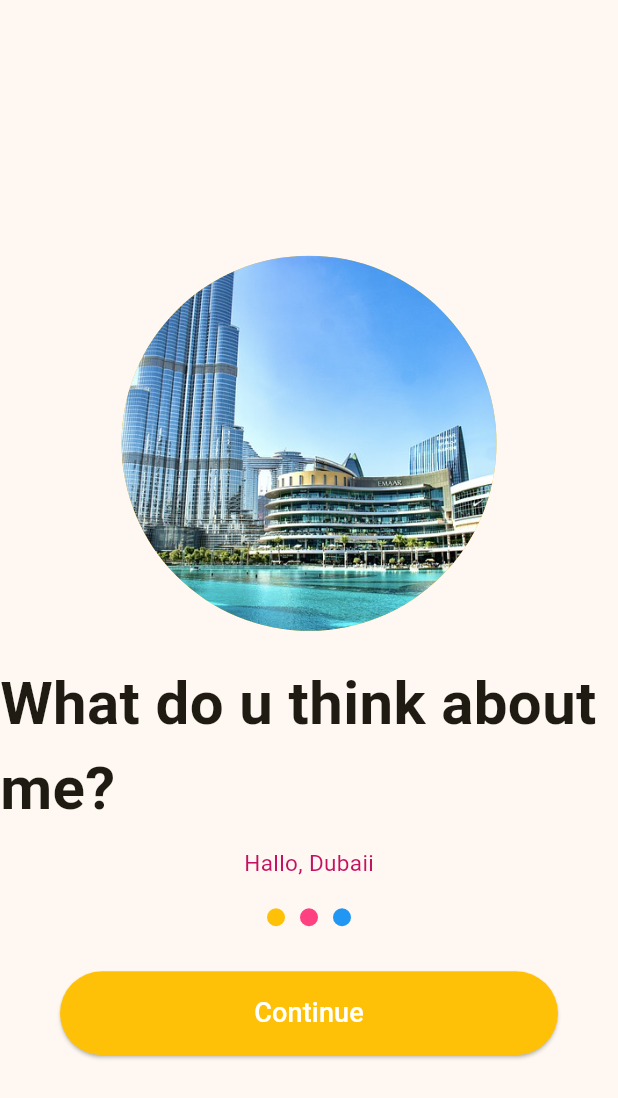
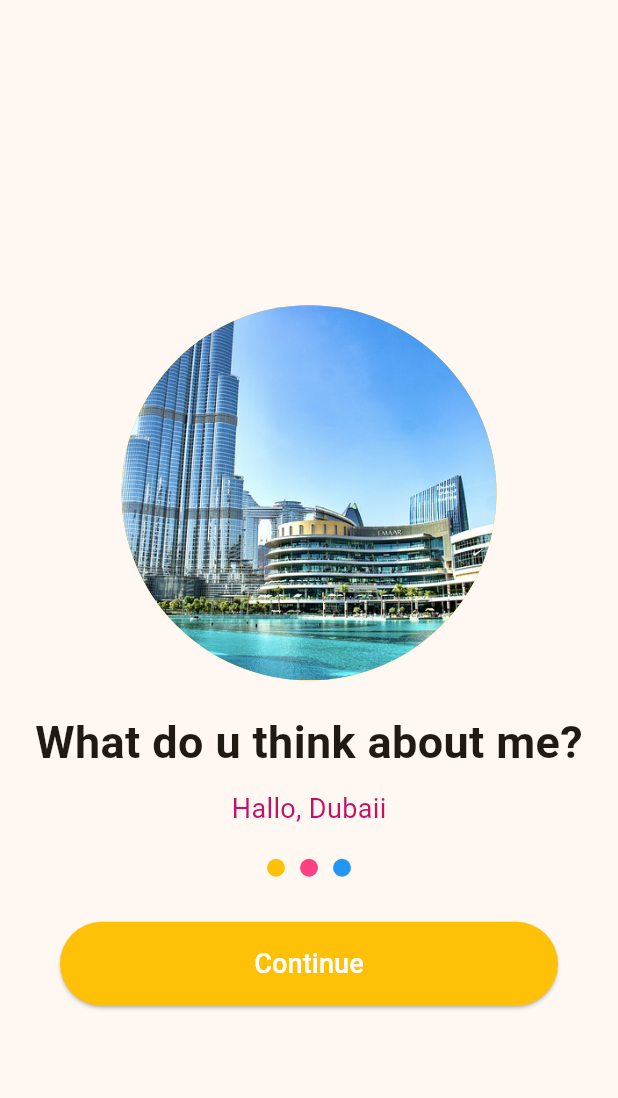
Before and after one commit to ginaa07/KB1179-1123150124-uts, a Flutter app: the screen it shows after launch, after a tap on "Continue", on a phone screen of 412 x 824 dp. Shown: the top 1098 px of the screen. Run offline on Flutter 3.47's test engine with Material 3 defaults, Android fonts, the phone set to English and light mode, and no system bars.

Commit message:
perubahan fontsize didalam sizedBox untuk text

```diff
--- a/lib/screen/splash_screen_2.dart
+++ b/lib/screen/splash_screen_2.dart
@@ -1,4 +1,5 @@
 import 'package:flutter/material.dart';
+import 'package:kb1179_1123150124_uts/screen/splash_screen_1.dart';
 import 'package:kb1179_1123150124_uts/screen/splash_screen_2.dart';
 
 
@@ -33,7 +34,7 @@ class SplashScreen2 extends StatelessWidget {
           Text(
             "What do u think about me?",
             style: TextStyle(
-              fontSize: 40,
+              fontSize: 30,
               fontWeight: FontWeight.bold,
             ),
           ),
@@ -41,7 +42,7 @@ class SplashScreen2 extends StatelessWidget {
           Text(
             "Hallo, Dubaii",
             style: TextStyle(
-              fontSize: 15.0,
+              fontSize: 18.0,
               color: Colors.pinkAccent[700],
             ),
           ),
```
